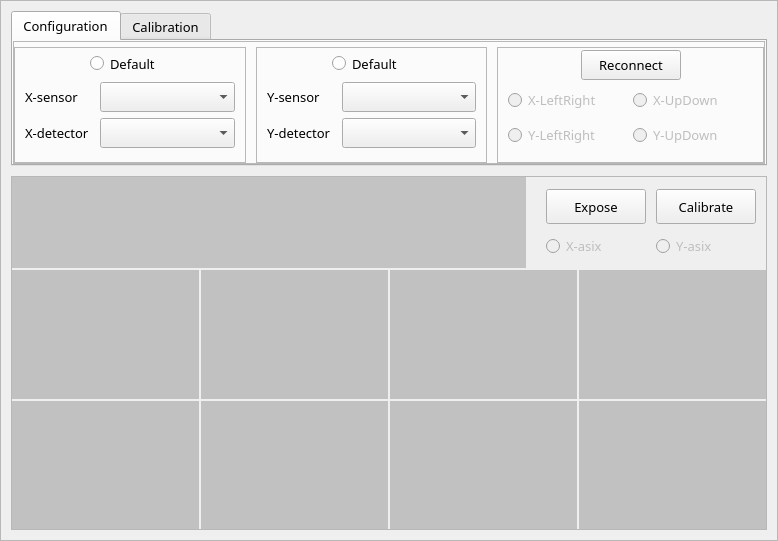
Above: mvsystemsettings.ui from hautlyq-hub/XVCB before the change. Below: the same form after it.
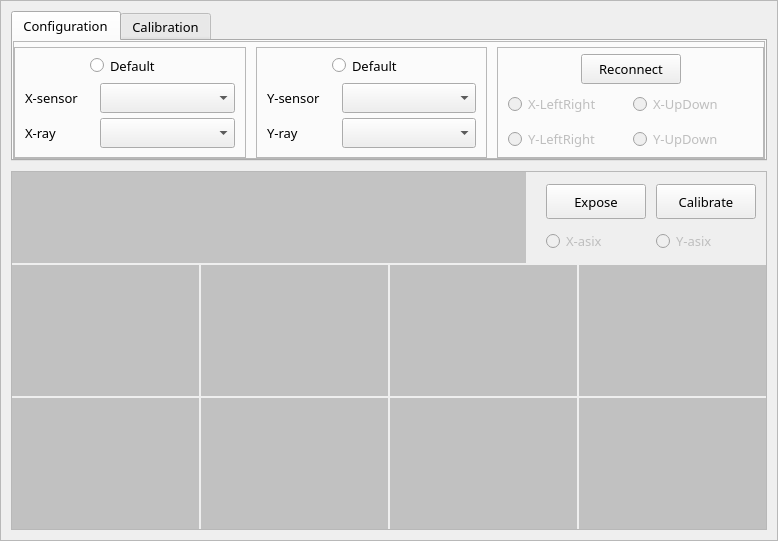
That is the form after the change. Custom widgets are drawn as their Qt base class.

What changed in the file:
```diff
--- a/mvsystemsettings.ui
+++ b/mvsystemsettings.ui
@@ -184,13 +184,13 @@
                  <number>10</number>
                 </property>
                 <property name="topMargin">
-                 <number>2</number>
+                 <number>5</number>
                 </property>
                 <property name="rightMargin">
                  <number>10</number>
                 </property>
                 <property name="bottomMargin">
-                 <number>10</number>
+                 <number>7</number>
                 </property>
                 <item>
                  <layout class="QHBoxLayout" name="horizontalLayout_5">
@@ -336,7 +336,7 @@
                      </font>
                     </property>
                     <property name="text">
-                     <string>X-detector</string>
+                     <string>X-ray</string>
                     </property>
                    </widget>
                   </item>
@@ -395,13 +395,13 @@
                  <number>10</number>
                 </property>
                 <property name="topMargin">
-                 <number>2</number>
+                 <number>5</number>
                 </property>
                 <property name="rightMargin">
                  <number>10</number>
                 </property>
                 <property name="bottomMargin">
-                 <number>10</number>
+                 <number>7</number>
                 </property>
                 <item>
                  <layout class="QHBoxLayout" name="horizontalLayout_6">
@@ -547,7 +547,7 @@
                      </font>
                     </property>
                     <property name="text">
-                     <string>Y-detector</string>
+                     <string>Y-ray</string>
                     </property>
                    </widget>
                   </item>
@@ -606,13 +606,13 @@
                  <number>10</number>
                 </property>
                 <property name="topMargin">
-                 <number>2</number>
+                 <number>6</number>
                 </property>
                 <property name="rightMargin">
                  <number>10</number>
                 </property>
                 <property name="bottomMargin">
-                 <number>10</number>
+                 <number>0</number>
                 </property>
                 <item>
                  <layout class="QHBoxLayout" name="horizontalLayout_9">
```
